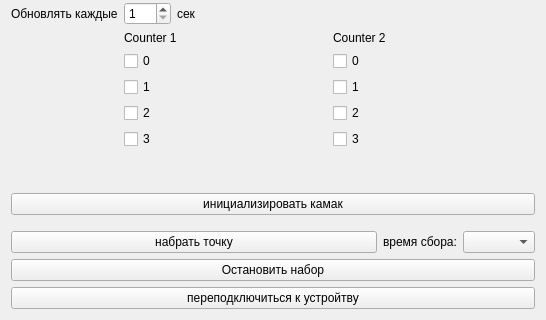
This is CamacClient/ccpc7handlerform.ui in kapot65/online as Qt 5 draws it before an edit; both pictures show x 0 to 546 and y 148 to 468 of the 546 by 468 pixel window. The edited form follows.
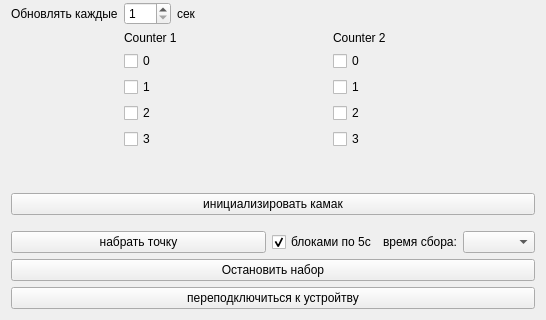
This is the edited form.

Commit message: resolve #45 - Для сценария появилась новая команда ACQUIRE_MULTIPOINT, набирающая точку кусками по 5с. Синтаксис аналогичен команде ACQUIRE_POINT. В папку Tests\scenarios добавлен пример команды (multipoint.txt). - Команда POINT теперь использует команду ACQUIRE_MULTIPOINT вместо набора точки. - DataVisualizer добавлена обработка multipoint

Patch:
```diff
--- a/CamacClient/ccpc7handlerform.ui
+++ b/CamacClient/ccpc7handlerform.ui
@@ -260,6 +260,16 @@
          </property>
         </widget>
        </item>
+       <item>
+        <widget class="QCheckBox" name="splitPointBox">
+         <property name="text">
+          <string>блоками по 5с</string>
+         </property>
+         <property name="checked">
+          <bool>true</bool>
+         </property>
+        </widget>
+       </item>
        <item>
         <widget class="QLabel" name="label">
          <property name="text">
```
The commit also changes 11 other files.
